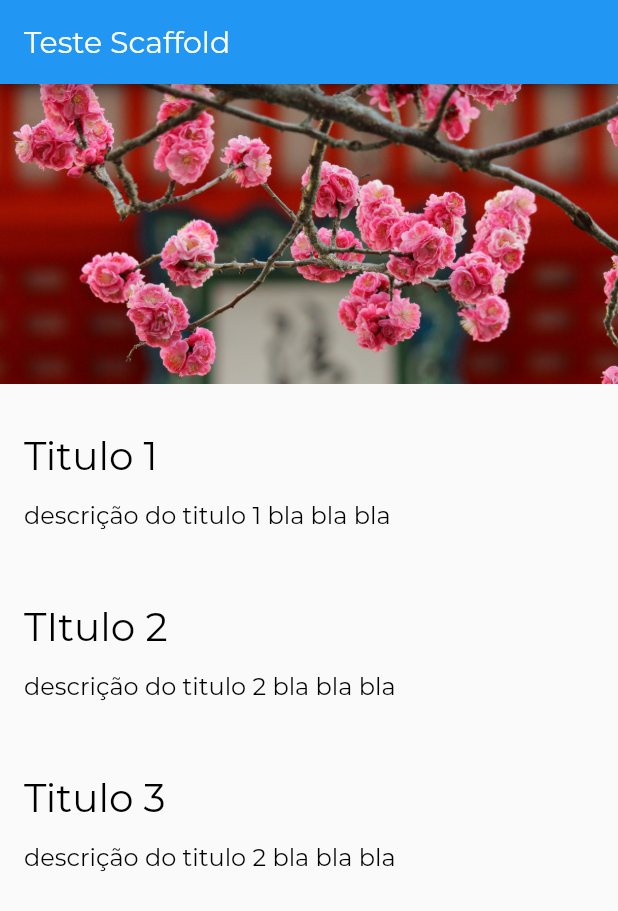
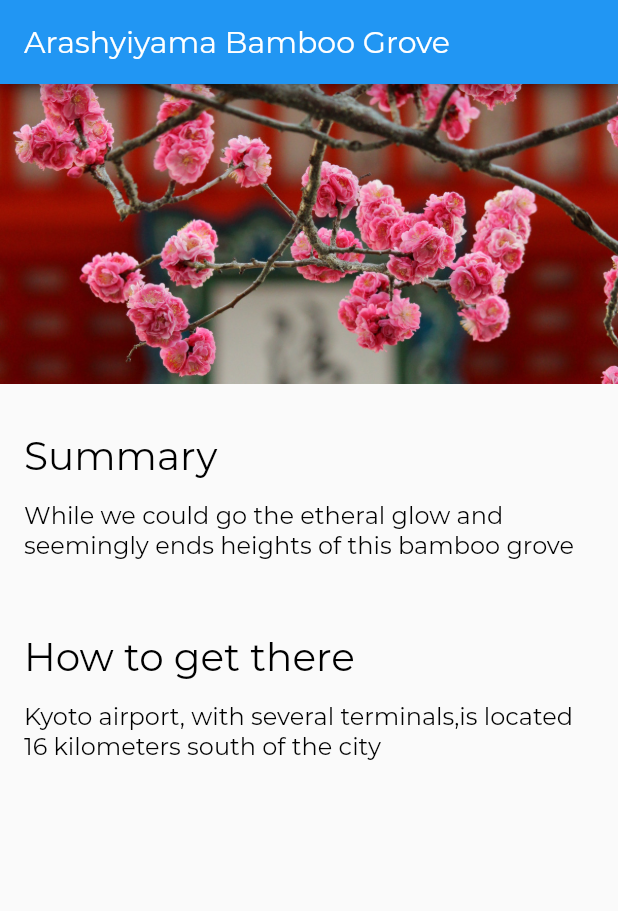
Before and after one commit to jessedelsole/curso_flutter, a Flutter app: the screen it shows after launch, on a phone screen of 412 x 824 dp. Shown: the top 911 px of the screen. Run offline on Flutter 3.47's test engine with Material 2 defaults, Android fonts, the phone set to English and light mode, and no system bars.

Commit message:
criando lista de localizacoes dinamicamente

```diff
--- /dev/null
+++ b/lib/models/location.dart
@@ -0,0 +1,24 @@
+import 'location_fact.dart';
+
+class Location{
+  String name;
+  String imagePath;
+  final List<LocationFact>facts;
+
+  Location(this.name, this.imagePath, this.facts);
+
+  static List<Location> fetchAll() {
+
+
+    return [
+
+        Location('Arashyiyama Bamboo Grove','assets/images/img.jpg',
+             [ LocationFact('Summary','While we could go the etheral glow and seemingly ends heights of this bamboo grove') ,
+               LocationFact('How to get there', 'Kyoto airport, with several terminals,is located 16 kilometers south of the city')]
+        )
+
+    ];
+
+}
+
+}
--- /dev/null
+++ b/lib/models/location_fact.dart
@@ -0,0 +1,7 @@
+class LocationFact {
+
+  final String title;
+  final String text;
+
+  LocationFact(this.title, this.text);
+}
--- a/lib/screens/location_detail/location_detail.dart
+++ b/lib/screens/location_detail/location_detail.dart
@@ -1,4 +1,5 @@
 import 'package:flutter/material.dart';
+import 'package:tutorial_01/models/location.dart';
 import 'package:tutorial_01/screens/location_detail/text_section.dart';
 import 'image_banner.dart';
 
@@ -6,9 +7,13 @@ class LocationDetail extends StatelessWidget{
 
   @override
   Widget build(BuildContext context){
+
+    final locations = Location.fetchAll();
+    final location = locations.first;
+
     return Scaffold(
          appBar: AppBar(
-            title: Text('Teste Scaffold')
+            title: Text(location.name)
          ),
 
 
@@ -18,12 +23,19 @@ class LocationDetail extends StatelessWidget{
               crossAxisAlignment: CrossAxisAlignment.stretch,
               children : [
 
-                  ImageBanner('assets/images/img.jpg'),
-                  TextSection("Titulo 1","descrição do titulo 1 bla bla bla"),
-                  TextSection("TItulo 2","descrição do titulo 2 bla bla bla"),
-                  TextSection("Titulo 3","descrição do titulo 2 bla bla bla")
+                  ImageBanner(location.imagePath),
+            ]..addAll(textSections(location))
 
-            ])
+
+            )
     );
   }
+
+
+  List<Widget> textSections(Location location){
+
+    return location.facts.map( (fact) => TextSection(fact.title, fact.text )).toList();
+
+  }
+
 }
```
